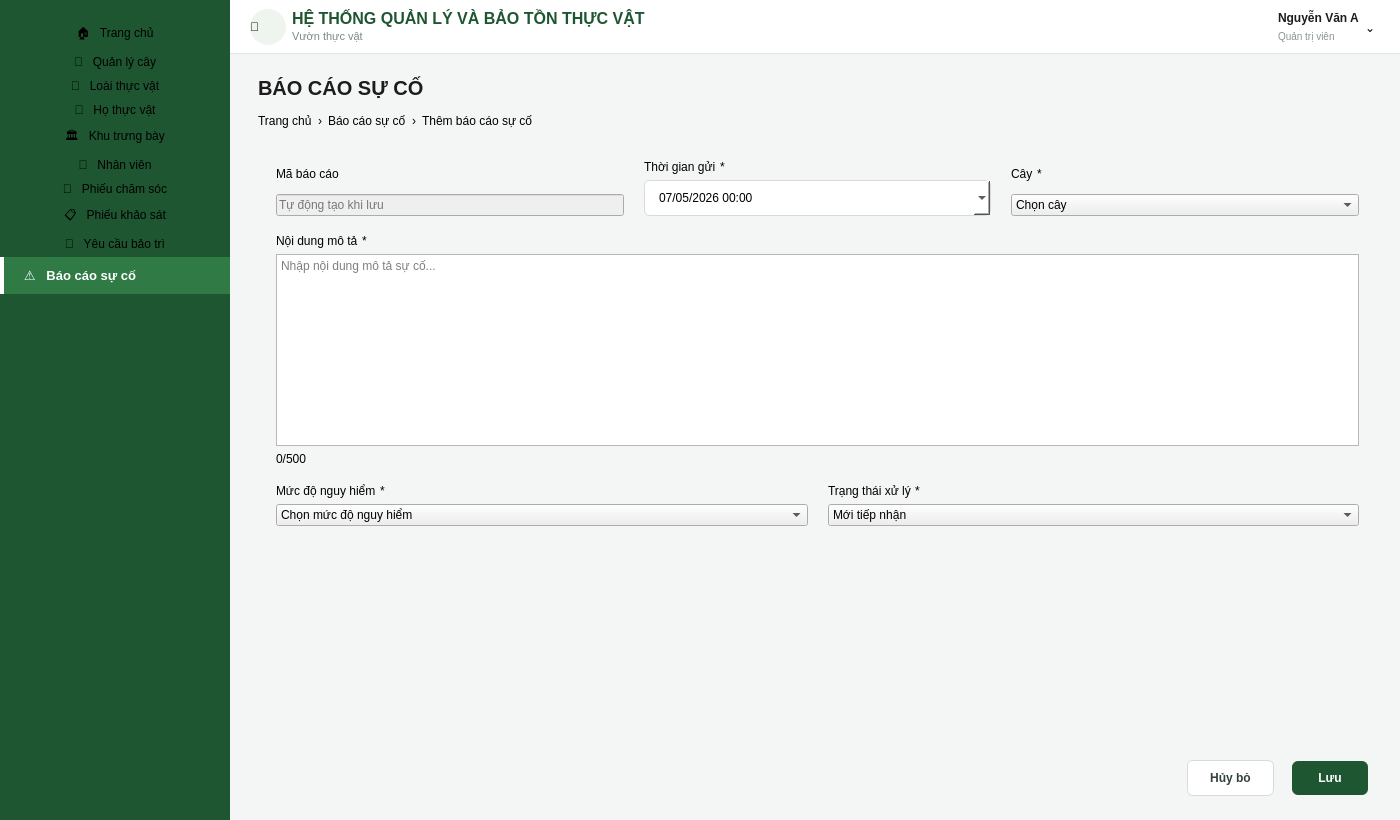
Old version of the form CSDL_doan/bao_cao_su_co.ui in the repository chammtnk25411/CSDL_QLCX.
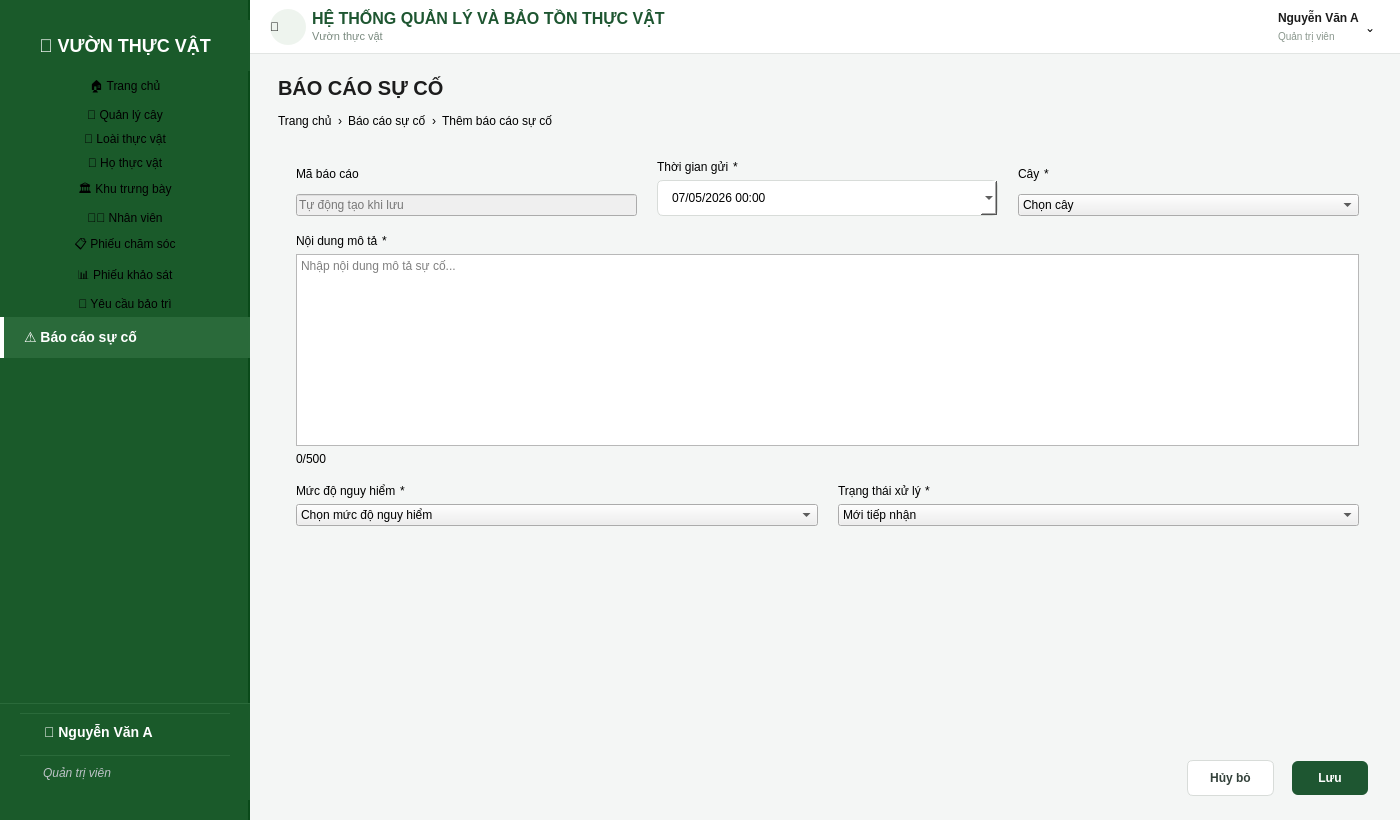
New version of the form.

```diff
--- a/CSDL_doan/bao_cao_su_co.ui
+++ b/CSDL_doan/bao_cao_su_co.ui
@@ -27,11 +27,11 @@
   </property>
   <property name="styleSheet">
    <string notr="true">QMainWindow { background-color: #f4f6f5; }
-QWidget#sidebarFrame { background-color: #1e5631; }
+QWidget#sidebarFrame { background-color: #1a5a2a; border-right: 2px solid #0a4a1a; }
 QLabel#sidebarTitle { color: #ffffff; font-size: 12px; font-weight: bold; letter-spacing: 1px; }
-QPushButton[class=&quot;navBtn&quot;] { text-align: left; padding: 10px 20px; color: #dfeee3; font-size: 13px; border: none; background-color: transparent; }
-QPushButton[class=&quot;navBtn&quot;]:hover { background-color: #24693a; }
-QPushButton#navActive { text-align: left; padding: 10px 20px; color: #ffffff; font-size: 13px; font-weight: bold; border: none; background-color: #2f7a45; border-left: 4px solid #ffffff; }
+QPushButton[class=&quot;navBtn&quot;] { text-align: left; padding: 12px 20px; color: #bdc3c7; font-size: 14px; font-weight: bold; border: none; background-color: transparent; border-radius: 0px; }
+QPushButton[class=&quot;navBtn&quot;]:hover { background-color: #2a6a3a; color: white; }
+QPushButton#navActive { text-align: left; padding: 12px 20px; color: #ffffff; font-size: 14px; font-weight: bold; border: none; background-color: #2a6a3a; border-left: 4px solid #ffffff; border-radius: 0px; }
 QWidget#headerFrame { background-color: #ffffff; border-bottom: 1px solid #e2e5e3; }
 QLabel#headerTitle { font-size: 16px; font-weight: bold; color: #1e5631; }
 QLabel#headerSubtitle { font-size: 11px; color: #7a8a7f; }
@@ -66,6 +66,9 @@
 QLabel[class=&quot;breadcrumbSep&quot;] { color: #a9b3ad; font-size: 12px; }
 QScrollArea#formScrollArea { border: none; background-color: transparent; }
 QWidget#scrollAreaWidgetContents { background-color: transparent; }
+QWidget#userInfoWidget { background-color: #1a5a2a; padding: 10px 20px; border-top: 1px solid #2a6a3a; }
+QLabel#sidebarUserLabel { color: #ffffff; font-size: 14px; font-weight: bold; }
+QLabel#sidebarRoleLabel { color: #bdc3c7; font-size: 12px; font-style: italic; }
 </string>
   </property>
   <widget class="QWidget" name="centralwidget">
@@ -89,13 +92,13 @@
      <widget class="QWidget" name="sidebarFrame" native="true">
       <property name="minimumSize">
        <size>
-        <width>230</width>
+        <width>250</width>
         <height>0</height>
        </size>
       </property>
       <property name="maximumSize">
        <size>
-        <width>230</width>
+        <width>250</width>
         <height>16777215</height>
        </size>
       </property>
@@ -113,15 +116,31 @@
         <number>0</number>
        </property>
        <property name="bottomMargin">
-        <number>10</number>
+        <number>20</number>
        </property>
+       <item>
+        <widget class="QLabel" name="logoLabel">
+         <property name="styleSheet">
+          <string>font-size: 18px; font-weight: bold; color: #ffffff; padding: 15px 0; background-color: #1a5a2a;</string>
+         </property>
+         <property name="text">
+          <string>🌿 VƯỜN THỰC VẬT</string>
+         </property>
+         <property name="alignment">
+          <set>Qt::AlignCenter</set>
+         </property>
+        </widget>
+       </item>
        <item>
         <widget class="QPushButton" name="navTrangChu">
          <property name="cursor">
           <cursorShape>PointingHandCursor</cursorShape>
          </property>
          <property name="text">
-          <string>🏠   Trang chủ</string>
+          <string>🏠 Trang chủ</string>
+         </property>
+         <property name="checkable">
+          <bool>true</bool>
          </property>
          <property name="flat">
           <bool>true</bool>
@@ -137,7 +156,10 @@
           <cursorShape>PointingHandCursor</cursorShape>
          </property>
          <property name="text">
-          <string>🌳   Quản lý cây</string>
+          <string>🌳 Quản lý cây</string>
+         </property>
+         <property name="checkable">
+          <bool>true</bool>
          </property>
          <property name="flat">
           <bool>true</bool>
@@ -153,7 +175,10 @@
           <cursorShape>PointingHandCursor</cursorShape>
          </property>
          <property name="text">
-          <string>🍃   Loài thực vật</string>
+          <string>🌿 Loài thực vật</string>
+         </property>
+         <property name="checkable">
+          <bool>true</bool>
          </property>
          <property name="flat">
           <bool>true</bool>
@@ -169,7 +194,10 @@
           <cursorShape>PointingHandCursor</cursorShape>
          </property>
          <property name="text">
-          <string>🧬   Họ thực vật</string>
+          <string>🌺 Họ thực vật</string>
+         </property>
+         <property name="checkable">
+          <bool>true</bool>
          </property>
          <property name="flat">
           <bool>true</bool>
@@ -185,7 +213,10 @@
           <cursorShape>PointingHandCursor</cursorShape>
          </property>
          <property name="text">
-          <string>🏛   Khu trưng bày</string>
+          <string>🏛️ Khu trưng bày</string>
+         </property>
+         <property name="checkable">
+          <bool>true</bool>
          </property>
          <property name="flat">
           <bool>true</bool>
@@ -201,7 +232,10 @@
           <cursorShape>PointingHandCursor</cursorShape>
          </property>
          <property name="text">
-          <string>👤   Nhân viên</string>
+          <string>👨‍🌾 Nhân viên</string>
+         </property>
+         <property name="checkable">
+          <bool>true</bool>
          </property>
          <property name="flat">
           <bool>true</bool>
@@ -217,7 +251,10 @@
           <cursorShape>PointingHandCursor</cursorShape>
          </property>
          <property name="text">
-          <string>📝   Phiếu chăm sóc</string>
+          <string>📋 Phiếu chăm sóc</string>
+         </property>
+         <property name="checkable">
+          <bool>true</bool>
          </property>
          <property name="flat">
           <bool>true</bool>
@@ -233,7 +270,10 @@
           <cursorShape>PointingHandCursor</cursorShape>
          </property>
          <property name="text">
-          <string>📋   Phiếu khảo sát</string>
+          <string>📊 Phiếu khảo sát</string>
+         </property>
+         <property name="checkable">
+          <bool>true</bool>
          </property>
          <property name="flat">
           <bool>true</bool>
@@ -249,7 +289,10 @@
           <cursorShape>PointingHandCursor</cursorShape>
          </property>
          <property name="text">
-          <string>🔧   Yêu cầu bảo trì</string>
+          <string>🔧 Yêu cầu bảo trì</string>
+         </property>
+         <property name="checkable">
+          <bool>true</bool>
          </property>
          <property name="flat">
           <bool>true</bool>
@@ -265,7 +308,13 @@
           <cursorShape>PointingHandCursor</cursorShape>
          </property>
          <property name="text">
-          <string>⚠   Báo cáo sự cố</string>
+          <string>⚠️ Báo cáo sự cố</string>
+         </property>
+         <property name="checkable">
+          <bool>true</bool>
+         </property>
+         <property name="checked">
+          <bool>false</bool>
          </property>
          <property name="flat">
           <bool>true</bool>
@@ -285,6 +334,50 @@
          </property>
         </spacer>
        </item>
+       <item>
+        <widget class="QWidget" name="userInfoWidget" native="true">
+         <property name="styleSheet">
+          <string>background-color: #1a5a2a; padding: 10px 20px; border-top: 1px solid #2a6a3a;</string>
+         </property>
+         <layout class="QVBoxLayout" name="userInfoLayout_2">
+          <property name="spacing">
+           <number>5</number>
+          </property>
+          <property name="leftMargin">
+           <number>20</number>
+          </property>
+          <property name="topMargin">
+           <number>10</number>
+          </property>
+          <property name="rightMargin">
+           <number>20</number>
+          </property>
+          <property name="bottomMargin">
+           <number>10</number>
+          </property>
+          <item>
+           <widget class="QLabel" name="sidebarUserLabel">
+            <property name="styleSheet">
+             <string>color: #ffffff; font-size: 14px; font-weight: bold;</string>
+            </property>
+            <property name="text">
+             <string>👤 Nguyễn Văn A</string>
+            </property>
+           </widget>
+          </item>
+          <item>
+           <widget class="QLabel" name="sidebarRoleLabel">
+            <property name="styleSheet">
+             <string>color: #bdc3c7; font-size: 12px; font-style: italic;</string>
+            </property>
+            <property name="text">
+             <string>Quản trị viên</string>
+            </property>
+           </widget>
+          </item>
+         </layout>
+        </widget>
+       </item>
       </layout>
      </widget>
     </item>
@@ -519,8 +612,8 @@
               <rect>
                <x>0</x>
                <y>0</y>
-               <width>1093</width>
-               <height>618</height>
+               <width>1094</width>
+               <height>672</height>
               </rect>
              </property>
              <layout class="QVBoxLayout" name="scrollContentLayout">
@@ -727,7 +820,7 @@
                     <number>6</number>
                    </property>
                    <item>
-                     <layout class="QHBoxLayout" name="labelRow_mota">
+                    <layout class="QHBoxLayout" name="labelRow_mota">
                      <property name="spacing">
                       <number>4</number>
                      </property>
```
